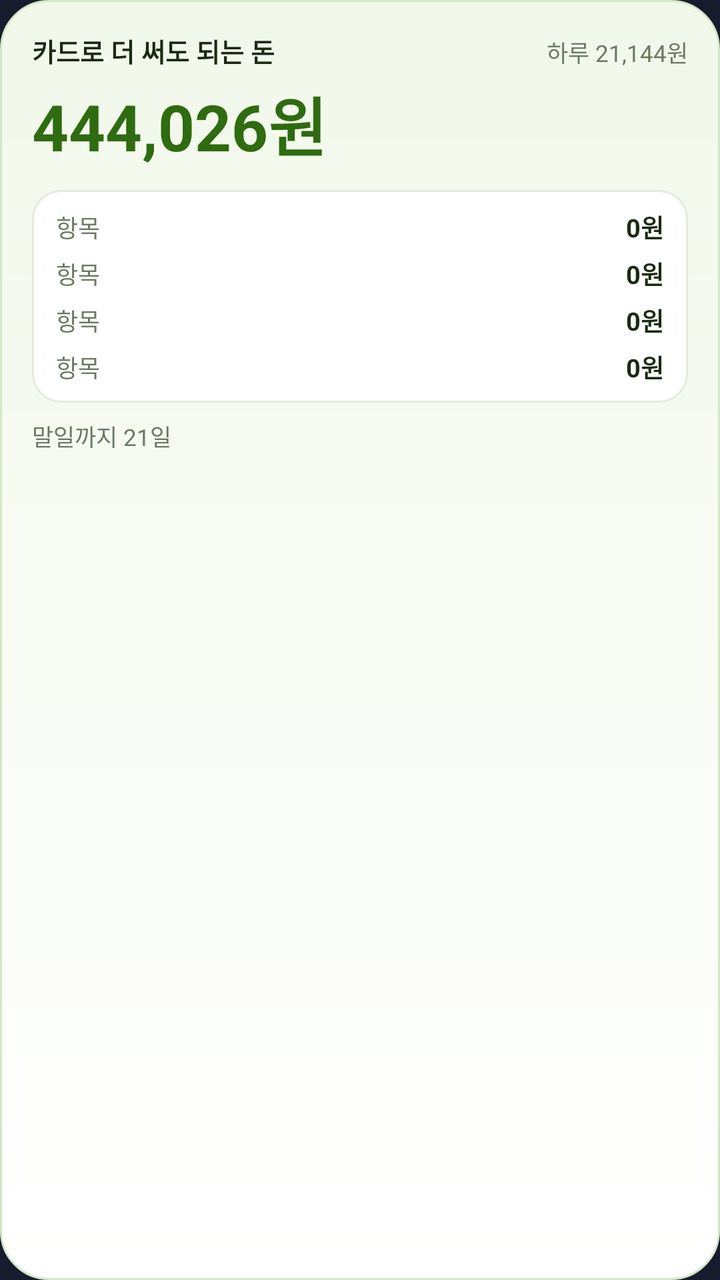
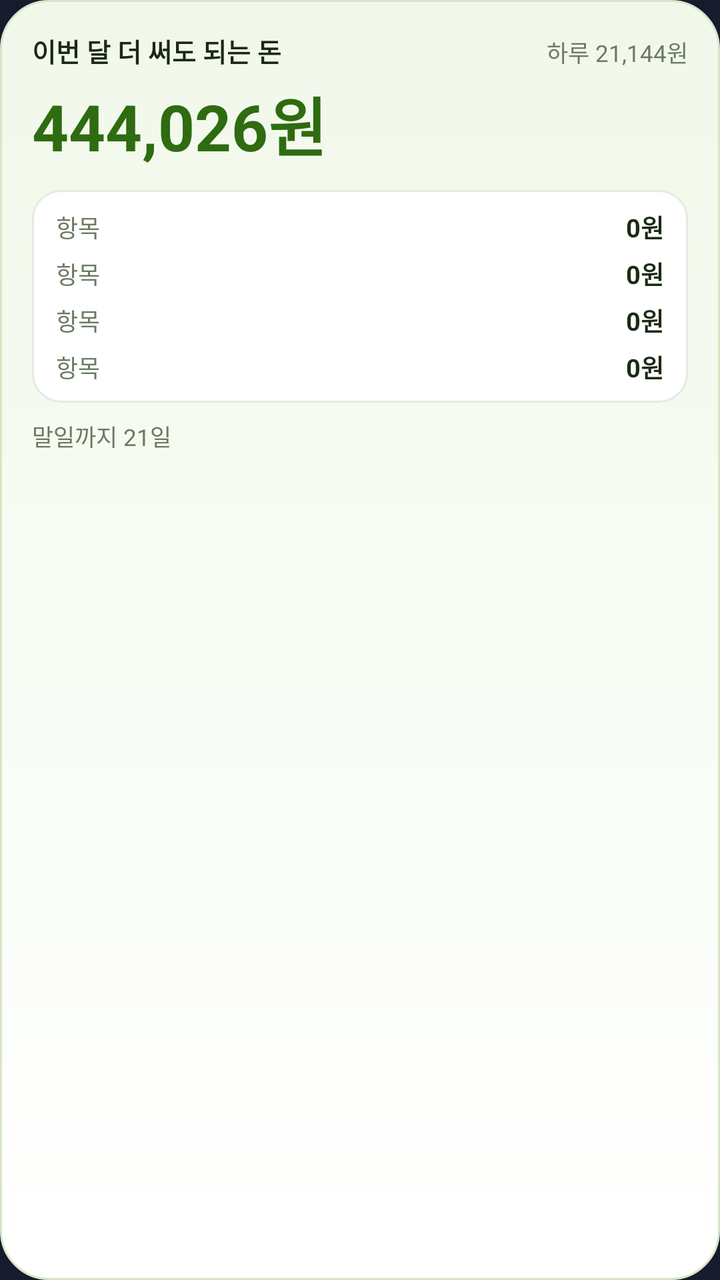

Two renders of the same Android screen: before a commit and after it. Below are the layout's source before the change and the commit's diff.
<!-- AndroidManifest.xml: application theme Theme.Passbook -->
<!-- res/layout/widget_w53.xml -->
<?xml version="1.0" encoding="utf-8"?>
<LinearLayout xmlns:android="http://schemas.android.com/apk/res/android" android:id="@+id/widget_root" android:layout_width="match_parent" android:layout_height="match_parent" android:orientation="vertical" android:background="@drawable/w_card" android:padding="16dp"><LinearLayout android:layout_width="match_parent" android:layout_height="wrap_content" android:orientation="horizontal"><TextView android:id="@+id/w_title" android:layout_width="0dp" android:layout_height="wrap_content" android:layout_weight="1" android:includeFontPadding="false" android:maxLines="1" android:ellipsize="end" android:textColor="#1B2A12" android:textSize="13sp" android:textStyle="bold" android:text="카드로 더 써도 되는 돈" /><TextView android:id="@+id/w_per" android:layout_width="wrap_content" android:layout_height="wrap_content" android:includeFontPadding="false" android:maxLines="1" android:ellipsize="end" android:textColor="#6B7A62" android:textSize="11.5sp" android:text="하루 21,144원" /></LinearLayout><TextView android:id="@+id/w_amount" android:layout_width="match_parent" android:layout_height="wrap_content" android:includeFontPadding="false" android:maxLines="1" android:ellipsize="end" android:textColor="#2F6B10" android:textSize="32sp" android:textStyle="bold" android:layout_marginTop="4dp" android:autoSizeTextType="uniform" android:autoSizeMinTextSize="14sp" android:autoSizeMaxTextSize="32sp" android:text="444,026원" /><LinearLayout android:layout_width="match_parent" android:layout_height="wrap_content" android:layout_marginTop="10dp" android:orientation="vertical" android:background="@drawable/w_inner" android:paddingStart="12dp" android:paddingEnd="12dp" android:paddingTop="9dp" android:paddingBottom="9dp"><LinearLayout android:id="@+id/r1" android:layout_width="match_parent" android:layout_height="wrap_content" android:orientation="horizontal" android:layout_marginTop="0dp"><TextView android:id="@+id/r1_l" android:layout_width="0dp" android:layout_height="wrap_content" android:layout_weight="1" android:includeFontPadding="false" android:maxLines="1" android:ellipsize="end" android:textColor="#6B7A62" android:textSize="12sp" android:text="항목" /><TextView android:id="@+id/r1_v" android:layout_width="wrap_content" android:layout_height="wrap_content" android:includeFontPadding="false" android:maxLines="1" android:ellipsize="end" android:textColor="#1B2A12" android:textSize="12.5sp" android:textStyle="bold" android:text="0원" /></LinearLayout><LinearLayout android:id="@+id/r2" android:layout_width="match_parent" android:layout_height="wrap_content" android:orientation="horizontal" android:layout_marginTop="5dp"><TextView android:id="@+id/r2_l" android:layout_width="0dp" android:layout_height="wrap_content" android:layout_weight="1" android:includeFontPadding="false" android:maxLines="1" android:ellipsize="end" android:textColor="#6B7A62" android:textSize="12sp" android:text="항목" /><TextView android:id="@+id/r2_v" android:layout_width="wrap_content" android:layout_height="wrap_content" android:includeFontPadding="false" android:maxLines="1" android:ellipsize="end" android:textColor="#1B2A12" android:textSize="12.5sp" android:textStyle="bold" android:text="0원" /></LinearLayout><LinearLayout android:id="@+id/r3" android:layout_width="match_parent" android:layout_height="wrap_content" android:orientation="horizontal" android:layout_marginTop="5dp"><TextView android:id="@+id/r3_l" android:layout_width="0dp" android:layout_height="wrap_content" android:layout_weight="1" android:includeFontPadding="false" android:maxLines="1" android:ellipsize="end" android:textColor="#6B7A62" android:textSize="12sp" android:text="항목" /><TextView android:id="@+id/r3_v" android:layout_width="wrap_content" android:layout_height="wrap_content" android:includeFontPadding="false" android:maxLines="1" android:ellipsize="end" android:textColor="#1B2A12" android:textSize="12.5sp" android:textStyle="bold" android:text="0원" /></LinearLayout><LinearLayout android:id="@+id/r4" android:layout_width="match_parent" android:layout_height="wrap_content" android:orientation="horizontal" android:layout_marginTop="5dp"><TextView android:id="@+id/r4_l" android:layout_width="0dp" android:layout_height="wrap_content" android:layout_weight="1" android:includeFontPadding="false" android:maxLines="1" android:ellipsize="end" android:textColor="#6B7A62" android:textSize="12sp" android:text="항목" /><TextView android:id="@+id/r4_v" android:layout_width="wrap_content" android:layout_height="wrap_content" android:includeFontPadding="false" android:maxLines="1" android:ellipsize="end" android:textColor="#1B2A12" android:textSize="12.5sp" android:textStyle="bold" android:text="0원" /></LinearLayout></LinearLayout><TextView android:id="@+id/w_sub" android:layout_width="wrap_content" android:layout_height="wrap_content" android:includeFontPadding="false" android:maxLines="2" android:ellipsize="end" android:textColor="#6B7A62" android:textSize="11.5sp" android:layout_marginTop="8dp" android:text="말일까지 21일" /></LinearLayout>
<!-- resources referenced by this layout -->
<resources>
  <!-- drawable w_card (drawable) -->
  <?xml version="1.0" encoding="utf-8"?>
  <shape xmlns:android="http://schemas.android.com/apk/res/android" android:shape="rectangle"><gradient android:angle="270" android:startColor="#F1F8EA" android:endColor="#FFFFFF" android:type="linear" /><corners android:radius="24dp" /><stroke android:width="1dp" android:color="#D5E6C8" /></shape>
  <!-- drawable w_inner (drawable) -->
  <?xml version="1.0" encoding="utf-8"?>
  <shape xmlns:android="http://schemas.android.com/apk/res/android" android:shape="rectangle"><solid android:color="#FFFFFF" /><corners android:radius="14dp" /><stroke android:width="1dp" android:color="#E3EBDD" /></shape>
  <style name="Theme.Passbook" parent="android:Theme.Material.NoActionBar">
          <item name="android:windowBackground">#161B2E</item>
          <item name="android:statusBarColor">#161B2E</item>
          <item name="android:navigationBarColor">#161B2E</item>
      </style>
</resources>

<!-- the commit's change to res/layout/widget_w53.xml (unified diff, before → after) -->
@@ -1,2 +1,2 @@
 <?xml version="1.0" encoding="utf-8"?>
-<LinearLayout xmlns:android="http://schemas.android.com/apk/res/android" android:id="@+id/widget_root" android:layout_width="match_parent" android:layout_height="match_parent" android:orientation="vertical" android:background="@drawable/w_card" android:padding="16dp"><LinearLayout android:layout_width="match_parent" android:layout_height="wrap_content" android:orientation="horizontal"><TextView android:id="@+id/w_title" android:layout_width="0dp" android:layout_height="wrap_content" android:layout_weight="1" android:includeFontPadding="false" android:maxLines="1" android:ellipsize="end" android:textColor="#1B2A12" android:textSize="13sp" android:textStyle="bold" android:text="카드로 더 써도 되는 돈" /><TextView android:id="@+id/w_per" android:layout_width="wrap_content" android:layout_height="wrap_content" android:includeFontPadding="false" android:maxLines="1" android:ellipsize="end" android:textColor="#6B7A62" android:textSize="11.5sp" android:text="하루 21,144원" /></LinearLayout><TextView android:id="@+id/w_amount" android:layout_width="match_parent" android:layout_height="wrap_content" android:includeFontPadding="false" android:maxLines="1" android:ellipsize="end" android:textColor="#2F6B10" android:textSize="32sp" android:textStyle="bold" android:layout_marginTop="4dp" android:autoSizeTextType="uniform" android:autoSizeMinTextSize="14sp" android:autoSizeMaxTextSize="32sp" android:text="444,026원" /><LinearLayout android:layout_width="match_parent" android:layout_height="wrap_content" android:layout_marginTop="10dp" android:orientation="vertical" android:background="@drawable/w_inner" android:paddingStart="12dp" android:paddingEnd="12dp" android:paddingTop="9dp" android:paddingBottom="9dp"><LinearLayout android:id="@+id/r1" android:layout_width="match_parent" android:layout_height="wrap_content" android:orientation="horizontal" android:layout_marginTop="0dp"><TextView android:id="@+id/r1_l" android:layout_width="0dp" android:layout_height="wrap_content" android:layout_weight="1" android:includeFontPadding="false" android:maxLines="1" android:ellipsize="end" android:textColor="#6B7A62" android:textSize="12sp" android:text="항목" /><TextView android:id="@+id/r1_v" android:layout_width="wrap_content" android:layout_height="wrap_content" android:includeFontPadding="false" android:maxLines="1" android:ellipsize="end" android:textColor="#1B2A12" android:textSize="12.5sp" android:textStyle="bold" android:text="0원" /></LinearLayout><LinearLayout android:id="@+id/r2" android:layout_width="match_parent" android:layout_height="wrap_content" android:orientation="horizontal" android:layout_marginTop="5dp"><TextView android:id="@+id/r2_l" android:layout_width="0dp" android:layout_height="wrap_content" android:layout_weight="1" android:includeFontPadding="false" android:maxLines="1" android:ellipsize="end" android:textColor="#6B7A62" android:textSize="12sp" android:text="항목" /><TextView android:id="@+id/r2_v" android:layout_width="wrap_content" android:layout_height="wrap_content" android:includeFontPadding="false" android:maxLines="1" android:ellipsize="end" android:textColor="#1B2A12" android:textSize="12.5sp" android:textStyle="bold" android:text="0원" /></LinearLayout><LinearLayout android:id="@+id/r3" android:layout_width="match_parent" android:layout_height="wrap_content" android:orientation="horizontal" android:layout_marginTop="5dp"><TextView android:id="@+id/r3_l" android:layout_width="0dp" android:layout_height="wrap_content" android:layout_weight="1" android:includeFontPadding="false" android:maxLines="1" android:ellipsize="end" android:textColor="#6B7A62" android:textSize="12sp" android:text="항목" /><TextView android:id="@+id/r3_v" android:layout_width="wrap_content" android:layout_height="wrap_content" android:includeFontPadding="false" android:maxLines="1" android:ellipsize="end" android:textColor="#1B2A12" android:textSize="12.5sp" android:textStyle="bold" android:text="0원" /></LinearLayout><LinearLayout android:id="@+id/r4" android:layout_width="match_parent" android:layout_height="wrap_content" android:orientation="horizontal" android:layout_marginTop="5dp"><TextView android:id="@+id/r4_l" android:layout_width="0dp" android:layout_height="wrap_content" android:layout_weight="1" android:includeFontPadding="false" android:maxLines="1" android:ellipsize="end" android:textColor="#6B7A62" android:textSize="12sp" android:text="항목" /><TextView android:id="@+id/r4_v" android:layout_width="wrap_content" android:layout_height="wrap_content" android:includeFontPadding="false" android:maxLines="1" android:ellipsize="end" android:textColor="#1B2A12" android:textSize="12.5sp" android:textStyle="bold" android:text="0원" /></LinearLayout></LinearLayout><TextView android:id="@+id/w_sub" android:layout_width="wrap_content" android:layout_height="wrap_content" android:includeFontPadding="false" android:maxLines="2" android:ellipsize="end" android:textColor="#6B7A62" android:textSize="11.5sp" android:layout_marginTop="8dp" android:text="말일까지 21일" /></LinearLayout>
+<LinearLayout xmlns:android="http://schemas.android.com/apk/res/android" android:id="@+id/widget_root" android:layout_width="match_parent" android:layout_height="match_parent" android:orientation="vertical" android:background="@drawable/w_card" android:padding="16dp"><LinearLayout android:layout_width="match_parent" android:layout_height="wrap_content" android:orientation="horizontal"><TextView android:id="@+id/w_title" android:layout_width="0dp" android:layout_height="wrap_content" android:layout_weight="1" android:includeFontPadding="false" android:maxLines="1" android:ellipsize="end" android:textColor="#1B2A12" android:textSize="13sp" android:textStyle="bold" android:text="이번 달 더 써도 되는 돈" /><TextView android:id="@+id/w_per" android:layout_width="wrap_content" android:layout_height="wrap_content" android:includeFontPadding="false" android:maxLines="1" android:ellipsize="end" android:textColor="#6B7A62" android:textSize="11.5sp" android:text="하루 21,144원" /></LinearLayout><TextView android:id="@+id/w_amount" android:layout_width="match_parent" android:layout_height="wrap_content" android:includeFontPadding="false" android:maxLines="1" android:ellipsize="end" android:textColor="#2F6B10" android:textSize="32sp" android:textStyle="bold" android:layout_marginTop="4dp" android:autoSizeTextType="uniform" android:autoSizeMinTextSize="14sp" android:autoSizeMaxTextSize="32sp" android:text="444,026원" /><LinearLayout android:layout_width="match_parent" android:layout_height="wrap_content" android:layout_marginTop="10dp" android:orientation="vertical" android:background="@drawable/w_inner" android:paddingStart="12dp" android:paddingEnd="12dp" android:paddingTop="9dp" android:paddingBottom="9dp"><LinearLayout android:id="@+id/r1" android:layout_width="match_parent" android:layout_height="wrap_content" android:orientation="horizontal" android:layout_marginTop="0dp"><TextView android:id="@+id/r1_l" android:layout_width="0dp" android:layout_height="wrap_content" android:layout_weight="1" android:includeFontPadding="false" android:maxLines="1" android:ellipsize="end" android:textColor="#6B7A62" android:textSize="12sp" android:text="항목" /><TextView android:id="@+id/r1_v" android:layout_width="wrap_content" android:layout_height="wrap_content" android:includeFontPadding="false" android:maxLines="1" android:ellipsize="end" android:textColor="#1B2A12" android:textSize="12.5sp" android:textStyle="bold" android:text="0원" /></LinearLayout><LinearLayout android:id="@+id/r2" android:layout_width="match_parent" android:layout_height="wrap_content" android:orientation="horizontal" android:layout_marginTop="5dp"><TextView android:id="@+id/r2_l" android:layout_width="0dp" android:layout_height="wrap_content" android:layout_weight="1" android:includeFontPadding="false" android:maxLines="1" android:ellipsize="end" android:textColor="#6B7A62" android:textSize="12sp" android:text="항목" /><TextView android:id="@+id/r2_v" android:layout_width="wrap_content" android:layout_height="wrap_content" android:includeFontPadding="false" android:maxLines="1" android:ellipsize="end" android:textColor="#1B2A12" android:textSize="12.5sp" android:textStyle="bold" android:text="0원" /></LinearLayout><LinearLayout android:id="@+id/r3" android:layout_width="match_parent" android:layout_height="wrap_content" android:orientation="horizontal" android:layout_marginTop="5dp"><TextView android:id="@+id/r3_l" android:layout_width="0dp" android:layout_height="wrap_content" android:layout_weight="1" android:includeFontPadding="false" android:maxLines="1" android:ellipsize="end" android:textColor="#6B7A62" android:textSize="12sp" android:text="항목" /><TextView android:id="@+id/r3_v" android:layout_width="wrap_content" android:layout_height="wrap_content" android:includeFontPadding="false" android:maxLines="1" android:ellipsize="end" android:textColor="#1B2A12" android:textSize="12.5sp" android:textStyle="bold" android:text="0원" /></LinearLayout><LinearLayout android:id="@+id/r4" android:layout_width="match_parent" android:layout_height="wrap_content" android:orientation="horizontal" android:layout_marginTop="5dp"><TextView android:id="@+id/r4_l" android:layout_width="0dp" android:layout_height="wrap_content" android:layout_weight="1" android:includeFontPadding="false" android:maxLines="1" android:ellipsize="end" android:textColor="#6B7A62" android:textSize="12sp" android:text="항목" /><TextView android:id="@+id/r4_v" android:layout_width="wrap_content" android:layout_height="wrap_content" android:includeFontPadding="false" android:maxLines="1" android:ellipsize="end" android:textColor="#1B2A12" android:textSize="12.5sp" android:textStyle="bold" android:text="0원" /></LinearLayout></LinearLayout><TextView android:id="@+id/w_sub" android:layout_width="wrap_content" android:layout_height="wrap_content" android:includeFontPadding="false" android:maxLines="2" android:ellipsize="end" android:textColor="#6B7A62" android:textSize="11.5sp" android:layout_marginTop="8dp" android:text="말일까지 21일" /></LinearLayout>
